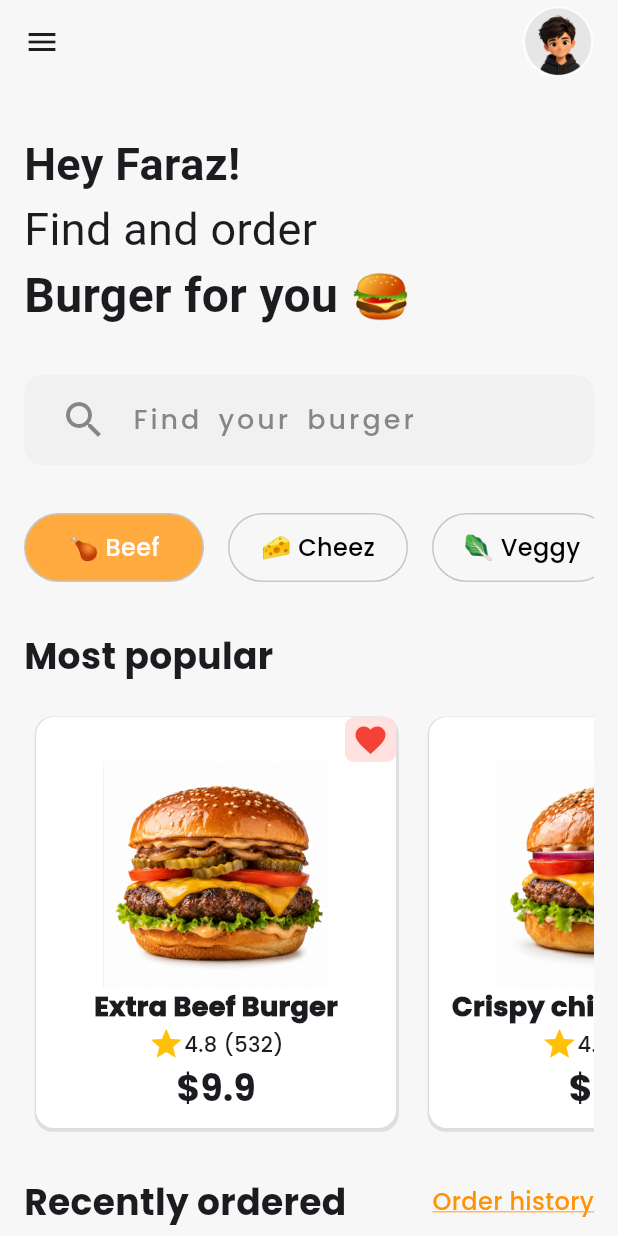
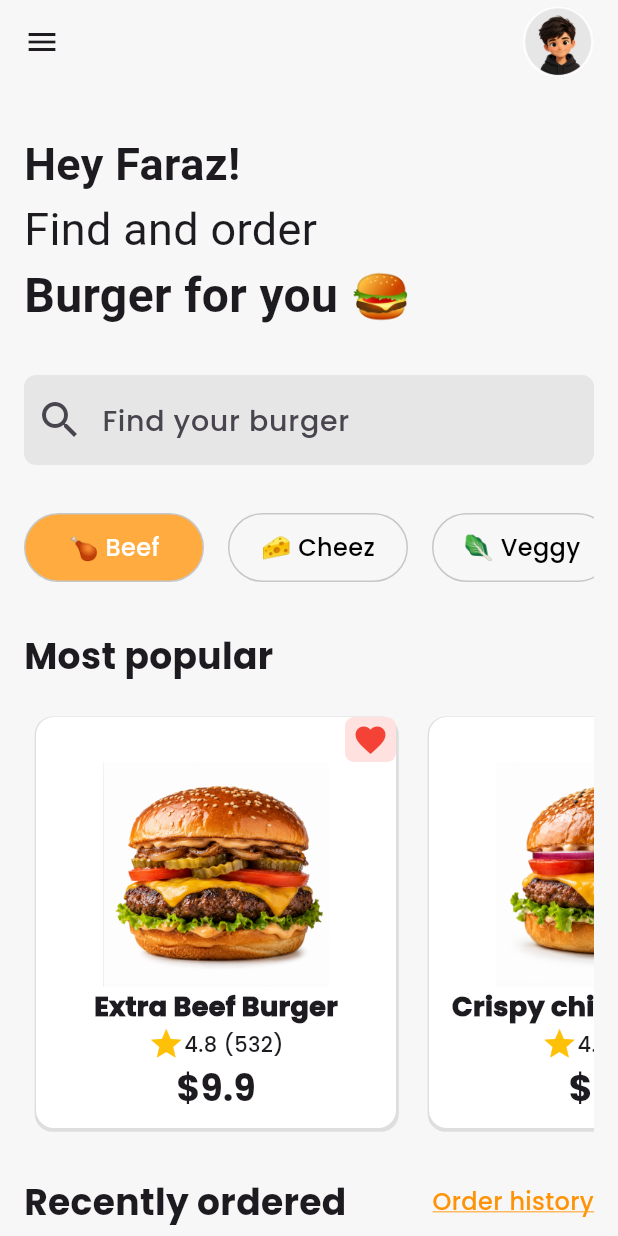
Before and after one commit to Faraz-Sarwar/online_burger_shop_app, a Flutter app: the screen it shows after launch, on a phone screen of 412 x 824 dp. Run offline on Flutter 3.47's test engine with Material 3 defaults, Android fonts, the phone set to English and light mode, and no system bars.

Commit message:
Added search functionality

```diff
--- a/lib/screens/home_screen.dart
+++ b/lib/screens/home_screen.dart
@@ -16,11 +16,32 @@ class HomeScreen extends StatefulWidget {
 
 class _HomeScreenState extends State<HomeScreen> {
   int currentIndex = 0;
-  bool isSearching = false;
   final searchController = TextEditingController();
+  List<Map<String, dynamic>> filteredProducts = [];
+  @override
+  void initState() {
+    super.initState();
+    for (var p in products) {
+      filteredProducts.add(p);
+    }
+  }
+
+  void onSearchChanged(String query) {
+    setState(() {
+      final searchQuery = query.toLowerCase().trim();
+      filteredProducts = products
+          .where(
+            (p) => p['name'].toString().toLowerCase().contains(searchQuery),
+          )
+          .toList();
+    });
+  }
+
   @override
   Widget build(BuildContext context) {
-    return Scaffold(
+    return GestureDetector(
+      onTap: () => FocusScope.of(context).unfocus(),
+      child: Scaffold(
         backgroundColor: const Color.fromARGB(255, 248, 247, 247),
         appBar: AppBar(
           backgroundColor: const Color.fromARGB(255, 248, 247, 247),
@@ -116,48 +137,27 @@ class _HomeScreenState extends State<HomeScreen> {
                   ),
                 ),
                 const SizedBox(height: 30),
-              GestureDetector(
-                onTap: () => setState(() {
-                  isSearching = true;
-                }),
-                child: isSearching
-                    ? TextFormField(
+                TextFormField(
                   controller: searchController,
+                  onChanged: onSearchChanged,
                   decoration: InputDecoration(
-                          focusedBorder: OutlineInputBorder(),
+                    prefixIcon: Icon(Icons.search, size: 32),
+                    filled: true,
+                    fillColor: const Color.fromARGB(255, 230, 230, 230),
+                    hintText: "Find your burger",
+                    hintStyle: TextStyle(fontSize: 19),
+                    enabledBorder: OutlineInputBorder(
+                      borderRadius: BorderRadius.circular(8),
+
+                      borderSide: BorderSide(color: Colors.transparent),
                     ),
-                      )
-                    : Container(
-                        height: 60,
-                        width: double.infinity,
-                        decoration: BoxDecoration(
-                          color: const Color.fromARGB(255, 242, 241, 241),
-                          borderRadius: BorderRadius.circular(12),
-                        ),
-                        child: Padding(
-                          padding: const EdgeInsets.symmetric(horizontal: 24.0),
-                          child: Row(
-                            children: [
-                              const Icon(
-                                Icons.search,
-                                size: 32,
-                                color: Color.fromARGB(179, 89, 89, 89),
-                              ),
-                              const SizedBox(width: 16),
-                              const Text(
-                                'Find your burger',
-                                style: TextStyle(
-                                  fontSize: 18,
-                                  color: Color.fromARGB(179, 89, 89, 89),
-                                  wordSpacing: 4,
-                                  letterSpacing: 2,
-                                ),
-                              ),
-                            ],
+                    focusedBorder: OutlineInputBorder(
+                      borderRadius: BorderRadius.circular(8),
+                      borderSide: BorderSide(color: Colors.grey),
                     ),
                   ),
                 ),
-              ),
+
                 const SizedBox(height: 30),
                 SizedBox(
                   height: 50,
@@ -184,9 +184,9 @@ class _HomeScreenState extends State<HomeScreen> {
                   height: 290,
                   child: ListView.builder(
                     scrollDirection: Axis.horizontal,
-                  itemCount: products.length,
+                    itemCount: filteredProducts.length,
                     itemBuilder: (context, index) {
-                    final product = products[index];
+                      final product = filteredProducts[index];
                       bool isFavorite = product['isFavorite'] ?? false;
                       return Padding(
                         padding: const EdgeInsets.all(8.0),
@@ -319,7 +319,10 @@ class _HomeScreenState extends State<HomeScreen> {
                   children: [
                     const Text(
                       'Recently ordered',
-                    style: TextStyle(fontSize: 24, fontWeight: FontWeight.bold),
+                      style: TextStyle(
+                        fontSize: 24,
+                        fontWeight: FontWeight.bold,
+                      ),
                     ),
                     const Text(
                       'Order history',
@@ -339,6 +342,7 @@ class _HomeScreenState extends State<HomeScreen> {
             ),
           ),
         ),
+      ),
     );
   }
 }
```
Also changed, not shown: lib/logic/search_logic.dart (added). Lines whose indentation alone changed are shown as unchanged.
